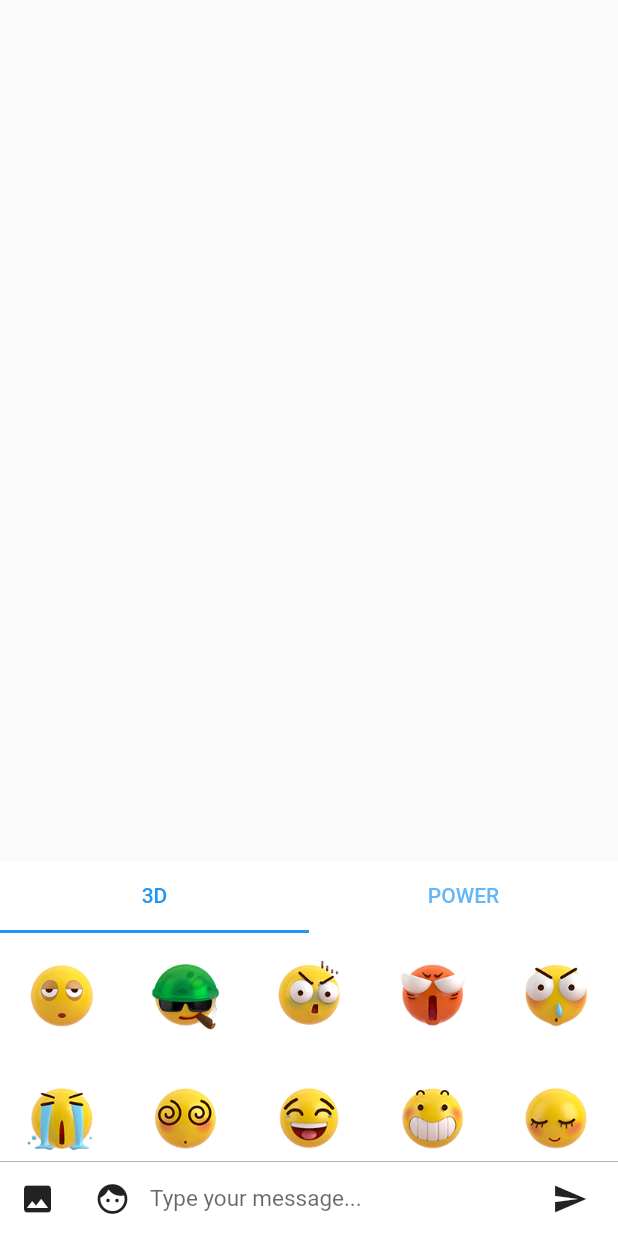
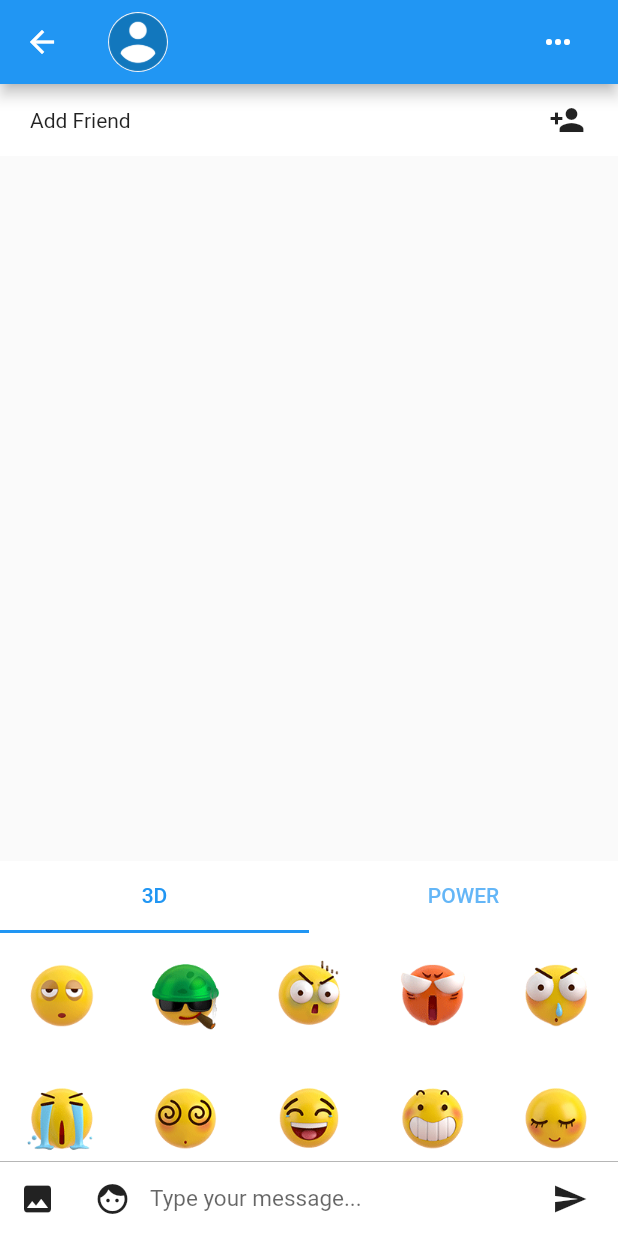
Before and after one commit to az862020/car_repair, a Flutter app: the ChatPageState screen opened directly with empty values, item 2 of the bottom bar chosen, on a phone screen of 412 x 824 dp. Run offline on Flutter 3.47's test engine with Material 2 defaults, Android fonts, the phone set to English and light mode, and no system bars; our stand-ins replace cached_network_image, cloud_firestore, event_bus, firebase_auth, firebase_core, firebase_storage and 7 more; missing offline and left inert: common_utils, image_crop, image_jpeg, photo, photo_manager; accounts and stored records are empty; generated files the repository leaves out were written again.

Commit message:
add friend tip in chat page.

```diff
--- a/lib/chat/ChatPage.dart
+++ b/lib/chat/ChatPage.dart
@@ -1,18 +1,19 @@
-import 'package:car_repair/UserDetails/UserDetailsPage.dart';
 import 'package:car_repair/base/Events.dart';
 import 'package:car_repair/base/FirestoreUtils.dart';
 import 'package:car_repair/base/Config.dart';
 import 'package:car_repair/chat/ChatInputWidget.dart';
 import 'package:car_repair/entity/conversation_entity.dart';
 import 'package:car_repair/entity/fire_message_entity.dart';
+import 'package:car_repair/entity/user_infor_entity.dart';
 import 'package:car_repair/generated/json/fire_message_entity_helper.dart';
+import 'package:car_repair/utils/UserInfoManager.dart';
 import 'ChatStickerWidget.dart';
 import 'package:car_repair/widget/AvatarWidget.dart';
 import 'package:cloud_firestore/cloud_firestore.dart';
 import 'package:common_utils/common_utils.dart';
-import 'package:event_bus/event_bus.dart';
 import 'package:flutter/cupertino.dart';
 import 'package:flutter/material.dart';
+import 'package:car_repair/utils/DBHelp.dart';
 
 import 'MessageItem.dart';
 
@@ -30,23 +31,9 @@ class ChatPage extends StatelessWidget {
     return MaterialApp(
       title: mTitle,
       theme: ThemeData(scaffoldBackgroundColor: Colors.grey[300]),
-      home: Scaffold(
-        appBar: AppBar(
-          title: AvatarWidget(
-            conversation.id,
-            conversation: conversation,
-            click: true,
-          ),
-          leading: IconButton(
-              icon: Icon(Icons.arrow_back),
-              onPressed: () => Navigator.pop(context)),
-        ),
-        body: ChatPageState(conversation, context, conversationName),
-      ),
+      home: ChatPageState(conversation, context, conversationName),
     );
   }
-
-  goDetails(BuildContext context) async {}
 }
 
 class ChatPageState extends StatefulWidget {
@@ -71,6 +58,7 @@ class _ChatPageState extends State<ChatPageState> {
   final FocusNode focusNode = new FocusNode();
   FireMessageEntity lastMsg;
   ChatInputWidget chatInputWidget;
+  UserInforEntity userInforEntity;
 
   @override
   void initState() {
@@ -80,6 +68,7 @@ class _ChatPageState extends State<ChatPageState> {
     focusNode.addListener(onFocusChange);
     dataStream = FireStoreUtils.getMessageList(widget.conversation.id);
     chatInputWidget = ChatInputWidget(onSendMessage, focusNode, getSticker);
+    _loadUserShip();
   }
 
   @override
@@ -96,7 +85,25 @@ class _ChatPageState extends State<ChatPageState> {
 
   @override
   Widget build(BuildContext context) {
-    return WillPopScope(
+    return Scaffold(
+      appBar: AppBar(
+        title:
+            Row(mainAxisAlignment: MainAxisAlignment.spaceBetween, children: [
+          AvatarWidget(
+            widget.conversation.id,
+            conversation: widget.conversation,
+//                click: true,
+          ),
+          IconButton(
+            icon: Icon(Icons.more_horiz),
+            onPressed: () => goDetails(context),
+          )
+        ]),
+        leading: IconButton(
+            icon: Icon(Icons.arrow_back),
+            onPressed: () => Navigator.pop(widget.buildContext)),
+      ),
+      body: WillPopScope(
         child: Stack(
           children: <Widget>[
             Column(
@@ -113,33 +120,37 @@ class _ChatPageState extends State<ChatPageState> {
                 chatInputWidget,
               ],
             ),
-
-          // Loading
-          buildLoading()
+            buildLoading(),
+            buildAddFriendTip()
           ],
         ),
         onWillPop: onBackPress,
+      ),
     );
+  }
+
+  goDetails(BuildContext context) async {
+    if (widget.conversation.chattype == 0) {
+      if (userInforEntity != null) {
+        //todo goto user ship set page. remove friend or remark display name.
+        print('!!! here should goto details.');
+      }
+    } else {}
   }
 
   Future<bool> onBackPress() {
     print('!!! back in chat page');
-    if (isShowSticker) {
-      setState(() {
-        isShowSticker = false;
-      });
-    } else {
+    if (isShowSticker)
+      setState(() => isShowSticker = false);
+    else
       Navigator.pop(context);
-    }
     return Future.value(false);
   }
 
   void onFocusChange() {
     if (focusNode.hasFocus) {
       // Hide sticker when keyboard appear
-      setState(() {
-        isShowSticker = false;
-      });
+      setState(() => isShowSticker = false);
     }
   }
 
@@ -217,6 +228,56 @@ class _ChatPageState extends State<ChatPageState> {
     );
   }
 
+  buildAddFriendTip() {
+    return Positioned(
+      child: (userInforEntity != null && userInforEntity.isFriend != 0)
+          ? Container(
+              padding: EdgeInsets.only(left: 20.0, right: 10.0),
+              child: Row(
+                  mainAxisAlignment: MainAxisAlignment.spaceBetween,
+                  children: [
+                    Text('Add Friend'),
+                    IconButton(
+                        icon: Icon(Icons.person_add),
+                        onPressed: () => _sendAddFriend())
+                  ]),
+              color: Colors.white,
+            )
+          : Container(),
+    );
+  }
+
+  _loadUserShip() {
+    if (widget.conversation.chattype == 0) {
+      List<String> ids = List();
+      ids.addAll(widget.conversation.user);
+      ids.remove(Config.user.uid);
+      UserInfoManager.getUserInfo(ids.first).then((userShip) {
+        if (userShip.isFriend != 1) {
+          setState(() {
+            userInforEntity = userShip;
+          });
+        }
+      });
+    }
+  }
+
+  _sendAddFriend() {
+    print('!!! here send add friend request.');
+    Config.showLoadingDialog(context);
+    UserInfoManager.operatiorUser(userInforEntity, friend: true).then((value) {
+      Navigator.of(context).pop();
+      setState(() {
+        print('!!! add friend ok  ');
+        userInforEntity.isFriend = 1;
+      });
+      cacheUserInfor(userInforEntity);
+    }).catchError((e) {
+      Navigator.of(context).pop();
+      Scaffold.of(context).showSnackBar(SnackBar(content: Text(e)));
+    });
+  }
+
   onSendMessage(String content, int type) {
     // type: 0 = text, 1 = image, 2 = sticker
     if (content.trim() != '') {
@@ -227,7 +288,8 @@ class _ChatPageState extends State<ChatPageState> {
       msg.time = DateUtil.getNowDateMs();
 
       FireStoreUtils.addMessageToConversation(widget.conversation.id, msg)
-          .catchError((e) => Scaffold.of(context).showSnackBar(SnackBar(content: Text(e))))
+          .catchError((e) =>
+              Scaffold.of(context).showSnackBar(SnackBar(content: Text(e))))
           .then((value) {
         chatInputWidget.cleanText();
         listScrollController.animateTo(0.0,
--- a/lib/entity/fire_user_info_entity.dart
+++ b/lib/entity/fire_user_info_entity.dart
@@ -12,4 +12,5 @@ class FireUserInfoEntity with JsonConvert<FireUserInfoEntity> {
 	bool chat;
 	bool map;
 	bool square;
+	bool friends;
 }
--- a/lib/home/home.dart
+++ b/lib/home/home.dart
@@ -6,6 +6,7 @@ import 'package:car_repair/base/Config.dart';
 import 'package:car_repair/entity/fire_user_info_entity.dart';
 import 'package:car_repair/generated/json/fire_user_info_entity_helper.dart';
 import 'package:car_repair/home/Conversation.dart';
+import 'package:car_repair/home/FriendsPage.dart';
 import 'package:car_repair/home/MapPage.dart';
 import 'package:car_repair/publish/MyNewPublishPage.dart';
 import 'package:car_repair/utils/UserInfoManager.dart';
@@ -44,6 +45,7 @@ class _HomePageState extends State<_HomePage>
   FireUserInfoEntity userInfo;
   static final String squareString = 'Funny mud pee';
   static final String chatString = 'Balabala';
+  static final String friendsString = 'bromance';
   static final String mapString = 'Map';
 
   List<String> tabs = [];
@@ -100,6 +102,11 @@ class _HomePageState extends State<_HomePage>
       print('!!! add chat');
       tabs.add(chatString);
       tabViews.add(ConversationPage());
+    }
+    if ((userInfo.friends ?? false)) {
+      print('!!! add friends');
+      tabs.add(friendsString);
+      tabViews.add(FriendsPage());
     }
     if ((userInfo.map ?? false)) {
       print('!!! add map');
--- a/lib/utils/UserInfoManager.dart
+++ b/lib/utils/UserInfoManager.dart
@@ -47,7 +47,7 @@ class UserInfoManager {
    * opertaor user relationship,
    * add or remove friend / blacklist, or edit remarkName
    */
-  static operatiorUser(UserInforEntity entity,
+  static Future<void> operatiorUser(UserInforEntity entity,
       {friend: bool, black: bool, remark: String}) {
     if (friend != null) return FireStoreUtils.operatorFriend(entity, friend);
     if (black != null) return FireStoreUtils.operatorBlackList(entity, black);
--- a/lib/widget/AvatarWidget.dart
+++ b/lib/widget/AvatarWidget.dart
@@ -6,7 +6,6 @@ import 'package:car_repair/chat/ChatPage.dart';
 import 'package:car_repair/entity/conversation_entity.dart';
 import 'package:car_repair/entity/user_infor_entity.dart';
 import 'package:car_repair/utils/UserInfoManager.dart';
-import 'package:flutter/cupertino.dart';
 import 'package:flutter/material.dart';
 
 /// when conversation is null, userID just can be single user's id.
```
Also changed, not shown: lib/home/FriendsPage.dart (added, +25 -0 lines), lib/generated/json/fire_user_info_entity_helper.dart. Lines whose indentation alone changed are shown as unchanged.
